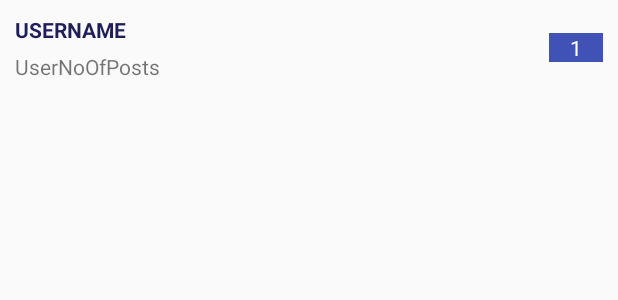
After one commit to fadymedhat2236/simple-social-network-app, an Android app: the layout field_item.xml on its own in the app's theme, with its tools: preview values and no code run, on a phone screen of 412 x 824 dp. The commit adds this screen. Shown: the top 300 px of the screen. Run offline under Robolectric (Android 15) with nearby library versions, the phone set to English and light mode, and no system bars.

Commit message:
adding the main headlines for the graph and heap

```diff
--- a/app/src/main/AndroidManifest.xml
+++ b/app/src/main/AndroidManifest.xml
@@ -28,7 +28,8 @@
         <activity android:name=".UserPosts" />
         <activity android:name=".addFriendList" />
         <activity android:name=".showFriends" />
-        <activity android:name=".analysisOptions"></activity>
+        <activity android:name=".analysisOptions" />
+        <activity android:name=".usersGraph"></activity>
     </application>
 
 </manifest>
--- /dev/null
+++ b/app/src/main/res/layout/field_item.xml
@@ -0,0 +1,46 @@
+<?xml version="1.0" encoding="utf-8"?>
+<LinearLayout xmlns:android="http://schemas.android.com/apk/res/android"
+    xmlns:tools="http://schemas.android.com/tools"
+    android:layout_width="match_parent"
+    android:layout_height="wrap_content"
+    android:orientation="horizontal"
+    android:padding="10dp"
+    >
+
+
+
+<LinearLayout
+    android:layout_width="0dp"
+    android:layout_height="wrap_content"
+    android:layout_weight="10"
+    android:orientation="vertical">
+    <TextView
+        android:id="@+id/name_"
+        android:layout_width="wrap_content"
+        android:layout_height="wrap_content"
+        android:layout_marginBottom="5dp"
+        android:textAllCaps="true"
+        android:textColor="#1e1e59"
+        android:textStyle="bold"
+        tools:text="UserName" />
+        <TextView
+            android:id="@+id/property"
+            android:layout_width="wrap_content"
+            android:layout_height="wrap_content"
+            tools:text="UserNoOfPosts" />
+</LinearLayout>
+    <LinearLayout
+        android:layout_width="0dp"
+        android:layout_height="wrap_content"
+        android:layout_weight="1"
+        android:layout_gravity="center_vertical"
+        android:background="#4052b5">
+        <TextView
+            android:layout_width="match_parent"
+            android:layout_height="match_parent"
+            android:text="1"
+            android:id="@+id/rank"
+            android:textColor="#ffffff"
+            android:textAlignment="center"/>
+    </LinearLayout>
+</LinearLayout>
```
Also changed, not shown: app/src/main/java/com/example/fady/socialnetwork/UserFieldAdapter.java (added, +44 -0 lines), app/src/main/java/com/example/fady/socialnetwork/UserOptionsActivity.java (+10 -0 lines), app/src/main/java/com/example/fady/socialnetwork/userField.java (added, +37 -0 lines), app/src/main/java/com/example/fady/socialnetwork/usersGraph.java (added, +48 -0 lines), app/src/main/res/layout/activity_users_graph.xml (added, +12 -0 lines).
